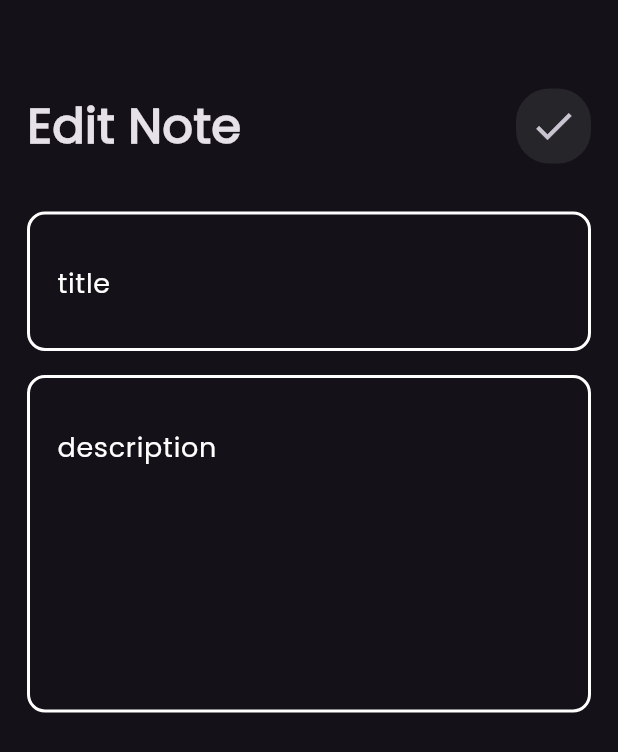
After one commit to Jik00/Notes-App, a Flutter app: the screen it shows after launch, after a tap on "Flutter Tips", on a phone screen of 412 x 824 dp. The commit adds this screen. Shown: the top 752 px of the screen. Run offline on Flutter 3.47's test engine with Material 3 defaults, Android fonts, the phone set to English and light mode, and no system bars.

Commit message:
editNotedView + materialAppRoutes

```diff
--- a/lib/main.dart
+++ b/lib/main.dart
@@ -1,4 +1,5 @@
 import 'package:flutter/material.dart';
+import 'package:notes_app/view/edit_notes_view.dart';
 import 'package:notes_app/view/notes_view.dart';
 
 void main() {
@@ -13,7 +14,11 @@ class MyApp extends StatelessWidget {
     return MaterialApp(
       debugShowCheckedModeBanner: false,
       theme: ThemeData(brightness: Brightness.dark, fontFamily: 'Poppins'),
-      home: const NotesView(),
+      routes: {
+        NotesView().id: (context) => const NotesView(),
+        EditNotesView().id: (context) => const EditNotesView(),
+      },
+      initialRoute: const NotesView().id,
     );
   }
 }
--- /dev/null
+++ b/lib/view/edit_notes_view.dart
@@ -0,0 +1,34 @@
+import 'package:flutter/material.dart';
+import 'package:notes_app/widgets/custom_appbar.dart';
+import 'package:notes_app/widgets/text_field.dart';
+
+class EditNotesView extends StatelessWidget {
+  const EditNotesView({super.key});
+
+  final String id = 'editNotesViewId';
+
+  @override
+  Widget build(BuildContext context) {
+    return Scaffold(
+      body: Padding(
+        padding: const EdgeInsets.symmetric(horizontal: 18, vertical: 24),
+        child: Column(
+          children: [
+            const SizedBox(
+              height: 35,
+            ),
+            const CustomAppbar(title: 'Edit Note', icon: Icons.done),
+            const SizedBox(height: 32),
+            InputTextField(hint: 'title', onChanged: (value) {}),
+            const SizedBox(height: 16),
+            InputTextField(
+                hint: 'description',
+                onChanged: (value) {},
+                textInput: TextInputType.multiline,
+                maxLines: 5),
+          ],
+        ),
+      ),
+    );
+  }
+}
--- a/lib/view/notes_view.dart
+++ b/lib/view/notes_view.dart
@@ -6,6 +6,8 @@ import 'package:notes_app/widgets/notes_listview.dart';
 
 class NotesView extends StatelessWidget {
   const NotesView({super.key});
+
+  final String id = 'notesViewId';
 
   @override
   Widget build(BuildContext context) {
@@ -35,7 +37,9 @@ class NotesView extends StatelessWidget {
             SizedBox(
               height: 35,
             ),
-            CustomAppbar(),
+            CustomAppbar(
+              title: 'Notes',
+            ),
             Expanded(
               child: NotesListview(),
             ),
--- a/lib/widgets/custom_appbar.dart
+++ b/lib/widgets/custom_appbar.dart
@@ -2,21 +2,25 @@ import 'package:flutter/material.dart';
 import 'package:notes_app/widgets/custom_search_icon.dart';
 
 class CustomAppbar extends StatelessWidget {
-  const CustomAppbar({super.key});
+  const CustomAppbar(
+      {super.key, required this.title, this.icon = Icons.search});
+
+  final String title;
+  final IconData icon;
 
   @override
   Widget build(BuildContext context) {
-    return const Row(
+    return Row(
       mainAxisAlignment: MainAxisAlignment.spaceBetween,
       children: [
         Text(
-          'Notes',
-          style: TextStyle(
+          title,
+          style: const TextStyle(
             fontSize: 32,
             fontWeight: FontWeight.bold,
           ),
         ),
-        CustomSearchIcon(),
+        CustomSearchIcon(icon: icon),
       ],
     );
   }
--- a/lib/widgets/custom_search_icon.dart
+++ b/lib/widgets/custom_search_icon.dart
@@ -1,7 +1,9 @@
 import 'package:flutter/material.dart';
 
 class CustomSearchIcon extends StatefulWidget {
-  const CustomSearchIcon({super.key});
+  const CustomSearchIcon({super.key, required this.icon});
+
+  final IconData icon;
 
   @override
   State<CustomSearchIcon> createState() => _CustomSearchIconState();
@@ -37,10 +39,13 @@ class _CustomSearchIconState extends State<CustomSearchIcon> {
           )),
       child: IconButton(
         onPressed: () {
-          _toggleContainer();
+          widget.icon == Icons.done
+              ? Navigator.pop(context)
+              : _toggleContainer();
+          ;
         },
-        icon: const Icon(
-          Icons.search,
+        icon: Icon(
+          widget.icon,
           size: 32,
         ),
       ),
--- a/lib/widgets/note_item.dart
+++ b/lib/widgets/note_item.dart
@@ -1,12 +1,17 @@
 import 'package:flutter/material.dart';
 import 'package:notes_app/helper/random_color_method.dart';
+import 'package:notes_app/view/edit_notes_view.dart';
 
 class NoteItem extends StatelessWidget {
   const NoteItem({super.key});
 
   @override
   Widget build(BuildContext context) {
-    return Container(
+    return GestureDetector(
+      onTap: () {
+        Navigator.pushNamed(context, const EditNotesView().id);
+      },
+      child: Container(
         decoration: BoxDecoration(
           color: getRandomPastelColor(),
           borderRadius: BorderRadius.circular(16),
@@ -29,8 +34,8 @@ class NoteItem extends StatelessWidget {
               ),
               subtitle: Text(
                 "Learn how to build beautiful apps with Flutter.",
-              style:
-                  TextStyle(color: Colors.black.withOpacity(0.6), fontSize: 20),
+                style: TextStyle(
+                    color: Colors.black.withOpacity(0.6), fontSize: 20),
               ),
               trailing: IconButton(
                 onPressed: () {},
@@ -56,6 +61,7 @@ class NoteItem extends StatelessWidget {
             )
           ],
         ),
+      ),
     );
   }
 }
```
Lines whose indentation alone changed are shown as unchanged.
